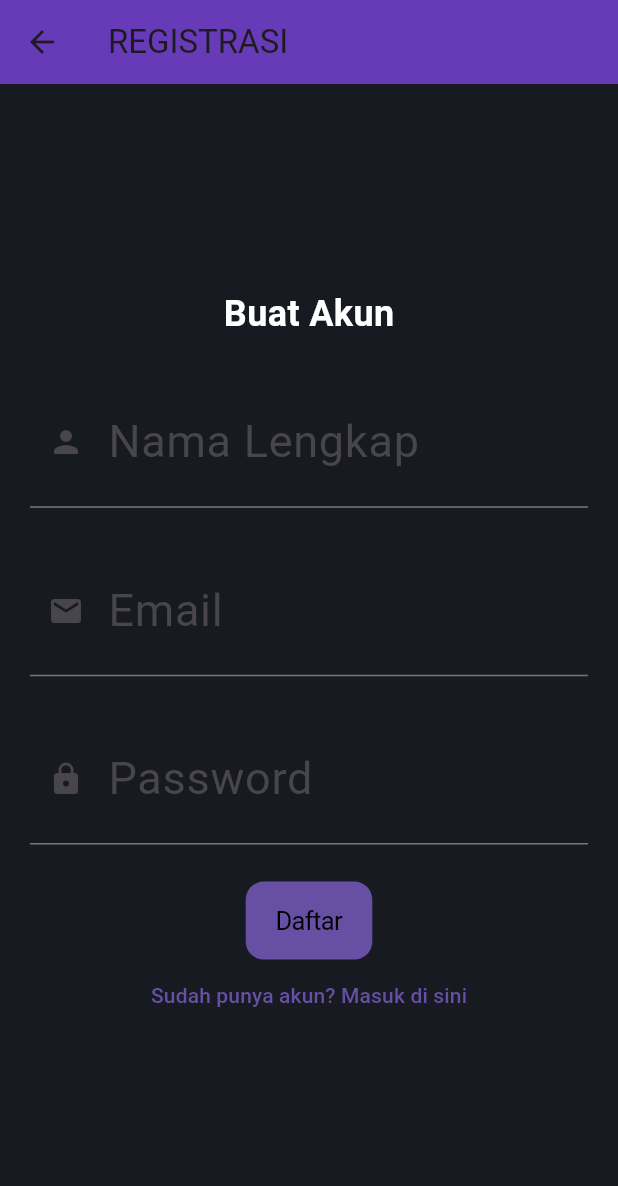
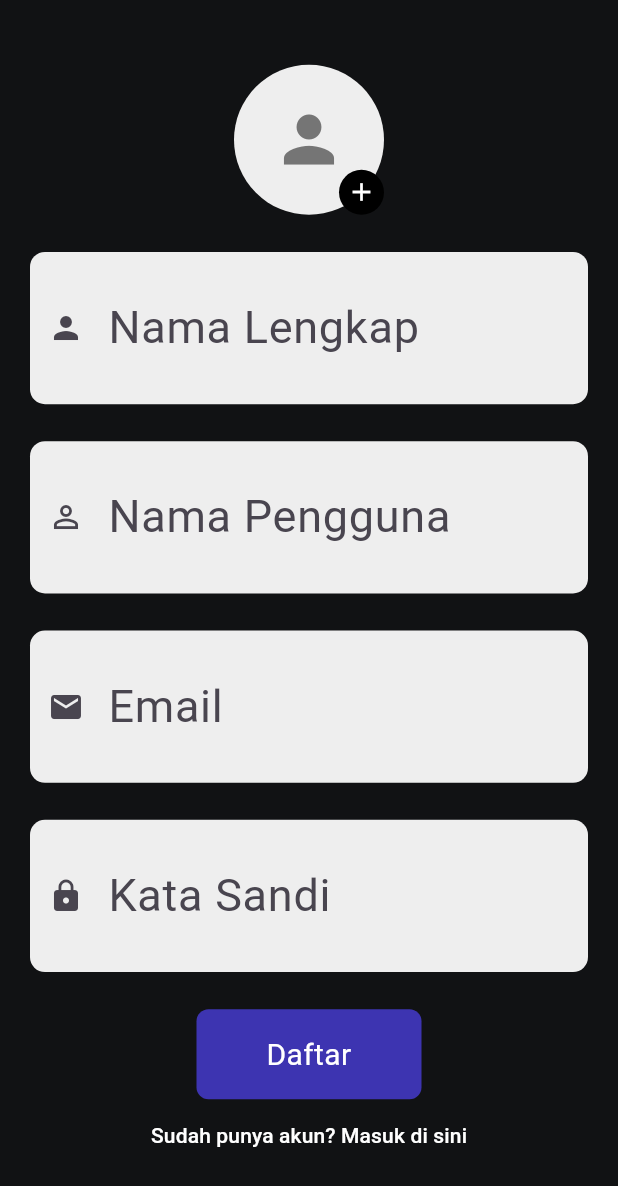
Before and after one commit to Ekazia88/GamView-App, a Flutter app: the LoginPage screen opened directly, after a tap on "Belum punya akun? Daftar di sini", on a phone screen of 412 x 824 dp. Shown: the top 1186 px of the screen. Run offline on Flutter 3.47's test engine with Material 3 defaults, Android fonts, the phone set to English and light mode, and no system bars; our stand-ins replace carousel_slider, dio, introduction_screen, numberpicker; missing offline and left inert: dart:ffi; network calls fail.

Commit message:
update login

```diff
--- a/lib/Screen/login_page.dart
+++ b/lib/Screen/login_page.dart
@@ -21,14 +21,11 @@ class _LoginPageState extends State<LoginPage> {
   @override
   Widget build(BuildContext context) {
     final screenHeight = MediaQuery.of(context).size.height;
-    final screenWidth = MediaQuery.of(context).size.width; // Added screenWidth
+    final screenWidth = MediaQuery.of(context).size.width;
 
     return Scaffold(
+      backgroundColor: Color.fromRGBO(17, 18, 20, 1),
       key: _scaffoldKey,
-      appBar: AppBar(
-        title: Text('LOGIN'),
-        backgroundColor: Colors.deepPurple,
-      ),
       body: Center(
         child: Padding(
           padding: EdgeInsets.all(20.0),
@@ -37,47 +34,89 @@ class _LoginPageState extends State<LoginPage> {
             children: <Widget>[
               Image.asset(
                 'assets/logo.png',
-                width: screenWidth * 0.8, // Adjust the width as needed
-                height: screenHeight * 0.2, // Adjust the height as needed
+                width: screenWidth * 0.8,
+                height: screenHeight * 0.2,
               ),
               Text(
                 'Welcome to My App',
-                style: TextStyle(fontSize: 24, fontWeight: FontWeight.bold),
+                style: TextStyle(
+                    fontSize: 24,
+                    fontWeight: FontWeight.bold,
+                    color: Colors.white),
               ),
               SizedBox(height: screenHeight * 0.03),
-              TextFormField(
+              Container(
+                decoration: BoxDecoration(
+                  borderRadius: BorderRadius.circular(10.0),
+                  color: Colors.grey[200],
+                ),
+                child: TextFormField(
                   controller: emailController,
                   decoration: InputDecoration(
                     labelText: 'Email',
                     prefixIcon: Icon(Icons.email),
+                    border: InputBorder.none,
+                    contentPadding: EdgeInsets.all(15.0),
+                  ),
                 ),
               ),
               SizedBox(height: screenHeight * 0.03),
-              TextFormField(
+              Container(
+                decoration: BoxDecoration(
+                  borderRadius: BorderRadius.circular(10.0),
+                  color: Colors.grey[200],
+                ),
+                child: TextFormField(
                   controller: passwordController,
                   obscureText: true,
                   decoration: InputDecoration(
                     labelText: 'Password',
                     prefixIcon: Icon(Icons.lock),
+                    border: InputBorder.none,
+                    contentPadding: EdgeInsets.all(15.0),
+                  ),
                 ),
               ),
               SizedBox(height: screenHeight * 0.03),
-              CupertinoButton.filled(
-                child: Text('Login', style: TextStyle(color: CupertinoColors.black)),
-                onPressed: () {
-                  if (emailController.text == 'novi@gmail.com' && passwordController.text == '1283') {
+              Container(
+                width: 150.0,
+                height: 60.0,
+                decoration: BoxDecoration(
+                  borderRadius: BorderRadius.circular(8.0),
+                  color: Color.fromARGB(255, 61, 52, 177),
+                ),
+                child: Align(
+                  alignment: Alignment.center,
+                  child: InkWell(
+                    onTap: () {
+                      if (emailController.text == 'novi@gmail.com' &&
+                          passwordController.text == '1283') {
                         _showSnackbar('Login berhasil');
                       } else {
                         _showSnackbar('Login gagal');
                       }
                     },
+                    child: Padding(
+                      padding: const EdgeInsets.all(16.0),
+                      child: Text(
+                        'Login',
+                        style: TextStyle(color: Colors.white, fontSize: 20),
+                      ),
+                    ),
+                  ),
+                ),
               ),
               TextButton(
                 onPressed: () {
-                  // Navigate to the registration page
-                  Navigator.push(context, MaterialPageRoute(builder: (context) => RegistrationPage()));
+                  Navigator.push(
+                    context,
+                    MaterialPageRoute(builder: (context) => RegistrationPage()),
+                  );
                 },
-                child: Text('Belum punya akun? Daftar di sini'),
+                child: Text(
+                  'Belum punya akun? Daftar di sini',
+                  style: TextStyle(color: Colors.white),
+                ),
               ),
             ],
           ),
@@ -101,6 +140,7 @@ class RegistrationPage extends StatefulWidget {
 
 class _RegistrationPageState extends State<RegistrationPage> {
   final TextEditingController fullNameController = TextEditingController();
+  final TextEditingController usernameController = TextEditingController();
   final TextEditingController emailController = TextEditingController();
   final TextEditingController passwordController = TextEditingController();
 
@@ -116,58 +156,145 @@ class _RegistrationPageState extends State<RegistrationPage> {
     final screenHeight = MediaQuery.of(context).size.height;
 
     return Scaffold(
-      appBar: AppBar(
-        title: Text('REGISTRASI'),
-        backgroundColor: Colors.deepPurple,
-      ),
+      backgroundColor: Color.fromRGBO(17, 18, 20, 1),
       body: Center(
         child: Padding(
           padding: EdgeInsets.all(20.0),
           child: Column(
             mainAxisAlignment: MainAxisAlignment.center,
             children: <Widget>[
-              Text(
-                'Buat Akun',
-                style: TextStyle(fontSize: 24, fontWeight: FontWeight.bold),
+              Stack(
+                children: [
+                  Container(
+                    width: 100.0,
+                    height: 100.0,
+                    decoration: BoxDecoration(
+                      shape: BoxShape.circle,
+                      color: Colors.grey[200],
+                    ),
+                    child: Icon(
+                      Icons.person,
+                      size: 50.0,
+                      color: Colors.grey[600],
+                    ),
+                  ),
+                  Positioned(
+                    bottom: 0,
+                    right: 0,
+                    child: Container(
+                      width: 30.0,
+                      height: 30.0,
+                      decoration: BoxDecoration(
+                        shape: BoxShape.circle,
+                        color: Colors.black,
+                      ),
+                      child: Icon(
+                        Icons.add,
+                        size: 20.0,
+                        color: Colors.white,
+                      ),
+                    ),
+                  ),
+                ],
               ),
               SizedBox(height: screenHeight * 0.03),
-              TextFormField(
+              Container(
+                decoration: BoxDecoration(
+                  borderRadius: BorderRadius.circular(10.0),
+                  color: Colors.grey[200],
+                ),
+                child: TextFormField(
                   controller: fullNameController,
                   decoration: InputDecoration(
                     labelText: 'Nama Lengkap',
                     prefixIcon: Icon(Icons.person),
+                    border: InputBorder.none,
+                    contentPadding: EdgeInsets.all(15.0),
+                  ),
                 ),
               ),
               SizedBox(height: screenHeight * 0.03),
-              TextFormField(
+              Container(
+                decoration: BoxDecoration(
+                  borderRadius: BorderRadius.circular(10.0),
+                  color: Colors.grey[200],
+                ),
+                child: TextFormField(
+                  controller: usernameController,
+                  decoration: InputDecoration(
+                    labelText: 'Nama Pengguna',
+                    prefixIcon: Icon(Icons.person_outline),
+                    border: InputBorder.none,
+                    contentPadding: EdgeInsets.all(15.0),
+                  ),
+                ),
+              ),
+              SizedBox(height: screenHeight * 0.03),
+              Container(
+                decoration: BoxDecoration(
+                  borderRadius: BorderRadius.circular(10.0),
+                  color: Colors.grey[200],
+                ),
+                child: TextFormField(
                   controller: emailController,
                   decoration: InputDecoration(
                     labelText: 'Email',
                     prefixIcon: Icon(Icons.email),
+                    border: InputBorder.none,
+                    contentPadding: EdgeInsets.all(15.0),
+                  ),
                 ),
               ),
               SizedBox(height: screenHeight * 0.03),
-              TextFormField(
+              Container(
+                decoration: BoxDecoration(
+                  borderRadius: BorderRadius.circular(10.0),
+                  color: Colors.grey[200],
+                ),
+                child: TextFormField(
                   controller: passwordController,
                   obscureText: true,
                   decoration: InputDecoration(
-                  labelText: 'Password',
+                    labelText: 'Kata Sandi',
                     prefixIcon: Icon(Icons.lock),
+                    border: InputBorder.none,
+                    contentPadding: EdgeInsets.all(15.0),
+                  ),
                 ),
               ),
               SizedBox(height: screenHeight * 0.03),
-              CupertinoButton.filled(
-                child: Text('Daftar', style: TextStyle(color: Colors.black)),
-                onPressed: () {
+              Container(
+                width: 150.0,
+                height: 60.0,
+                decoration: BoxDecoration(
+                  borderRadius: BorderRadius.circular(8.0),
+                  color: Color.fromARGB(255, 61, 52, 177),
+                ),
+                child: InkWell(
+                  onTap: () {
                     _showSnackbar('Registrasi berhasil');
                   },
+                  child: Padding(
+                    padding: const EdgeInsets.all(16.0),
+                    child: Text(
+                      'Daftar',
+                      style: TextStyle(color: Colors.white, fontSize: 20),
+                      textAlign: TextAlign.center,
+                    ),
+                  ),
+                ),
               ),
               TextButton(
                 onPressed: () {
-                  // Navigate back to the login page
-                  Navigator.pop(context);
+                  Navigator.pop(
+                    context,
+                    MaterialPageRoute(builder: (context) => RegistrationPage()),
+                  );
                 },
-                child: Text('Sudah punya akun? Masuk di sini'),
+                child: Text(
+                 'Sudah punya akun? Masuk di sini',
+                  style: TextStyle(color: Colors.white),
+                ),
               ),
             ],
           ),
@@ -179,6 +306,7 @@ class _RegistrationPageState extends State<RegistrationPage> {
   @override
   void dispose() {
     fullNameController.dispose();
+    usernameController.dispose();
     emailController.dispose();
     passwordController.dispose();
     super.dispose();
```
Lines whose indentation alone changed are shown as unchanged.
